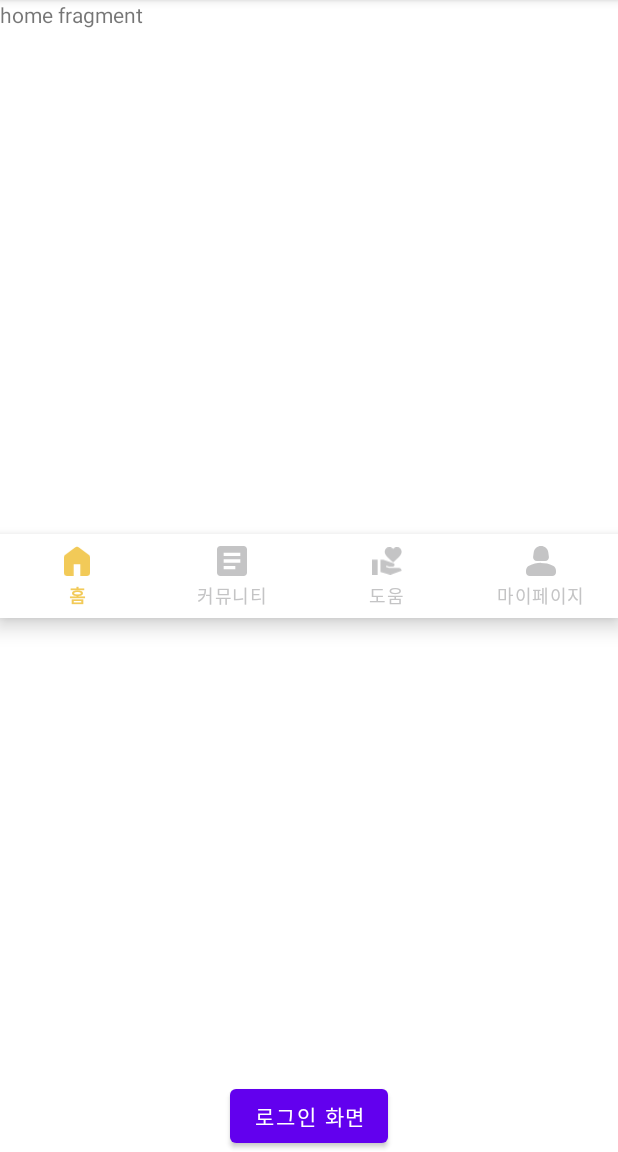
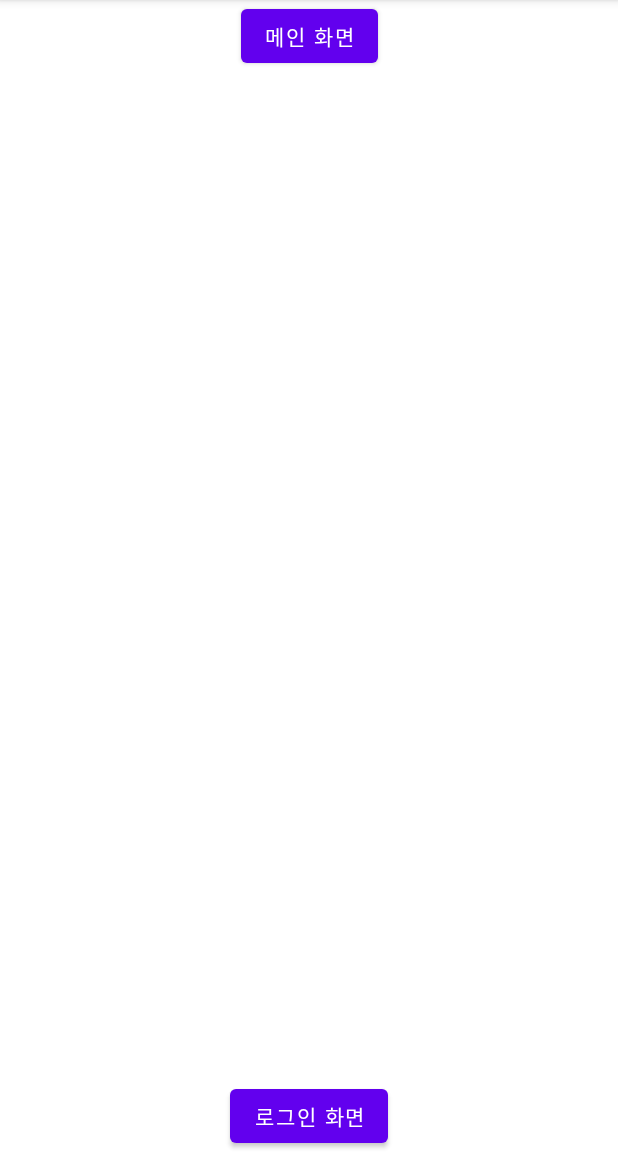
Before and after one commit to ssh09015/HugU, an Android app: the screen it shows after launch (MainActivity before the commit, StartActivity after it), on a phone screen of 412 x 824 dp, the part 84-1236 px from its top. Run offline under Robolectric (Android 15) with nearby library versions, the phone set to English and light mode, and no system bars.

Commit message:
[songha]merge_0516

```diff
--- /dev/null
+++ b/app/src/main/java/com/example/hugu/StartActivity.kt
@@ -0,0 +1,29 @@
+package com.example.hugu
+
+import android.content.Intent
+import androidx.appcompat.app.AppCompatActivity
+import android.os.Bundle
+import com.example.hugu.databinding.ActivityStartBinding
+import com.example.hugu.login.LoginActivity
+
+class StartActivity : AppCompatActivity() {
+    lateinit var viewBinding: ActivityStartBinding
+
+    override fun onCreate(savedInstanceState: Bundle?) {
+        super.onCreate(savedInstanceState)
+
+        viewBinding = ActivityStartBinding.inflate(layoutInflater)
+
+        setContentView(viewBinding.root)
+
+        viewBinding.loginBtn2.setOnClickListener{
+            val intent = Intent(this, LoginActivity::class.java)
+            this.startActivity(intent)
+        }
+
+        viewBinding.btnMain.setOnClickListener{
+            val intent = Intent(this, MainActivity::class.java)
+            this.startActivity(intent)
+        }
+    }
+}
--- /dev/null
+++ b/app/src/main/res/drawable/ic_baseline_arrow_back_24.xml
@@ -0,0 +1,5 @@
+<vector android:autoMirrored="true" android:height="24dp"
+    android:tint="#000000" android:viewportHeight="24"
+    android:viewportWidth="24" android:width="24dp" xmlns:android="http://schemas.android.com/apk/res/android">
+    <path android:fillColor="@android:color/white" android:pathData="M20,11H7.83l5.59,-5.59L12,4l-8,8 8,8 1.41,-1.41L7.83,13H20v-2z"/>
+</vector>
--- a/app/src/main/res/layout/activity_main.xml
+++ b/app/src/main/res/layout/activity_main.xml
@@ -29,17 +29,6 @@
         app:itemTextColor="@drawable/menu_selector_color"
         app:layout_constraintBottom_toBottomOf="parent"
         app:layout_constraintEnd_toEndOf="parent"
-        app:layout_constraintStart_toStartOf="parent"
-        app:layout_constraintTop_toTopOf="parent" />
-
-    <Button
-        android:id="@+id/loginBtn2"
-        android:layout_width="wrap_content"
-        android:layout_height="wrap_content"
-        android:text="로그인 화면"
-        app:layout_constraintBottom_toBottomOf="parent"
-        app:layout_constraintEnd_toEndOf="parent"
-        app:layout_constraintStart_toStartOf="parent"
-        app:layout_constraintTop_toBottomOf="@+id/textView" />
+        app:layout_constraintStart_toStartOf="parent" />
 
 </androidx.constraintlayout.widget.ConstraintLayout>
--- a/app/src/main/res/layout/activity_signup_campus.xml
+++ b/app/src/main/res/layout/activity_signup_campus.xml
@@ -24,7 +24,7 @@
                 android:layout_width="16dp"
                 android:layout_height="16dp"
                 android:background="@color/white"
-                android:src="@drawable/ic_baseline_arrow_back"
+                android:src="@drawable/ic_baseline_arrow_back_24"
                 app:layout_constraintBottom_toBottomOf="parent"
                 app:layout_constraintStart_toStartOf="parent"
                 app:layout_constraintTop_toTopOf="parent" />
--- a/app/src/main/res/layout/activity_signup_email.xml
+++ b/app/src/main/res/layout/activity_signup_email.xml
@@ -24,7 +24,7 @@
                 android:layout_width="16dp"
                 android:layout_height="16dp"
                 android:background="@color/white"
-                android:src="@drawable/ic_baseline_arrow_back"
+                android:src="@drawable/ic_baseline_arrow_back_24"
                 app:layout_constraintBottom_toBottomOf="parent"
                 app:layout_constraintStart_toStartOf="parent"
                 app:layout_constraintTop_toTopOf="parent" />
--- a/app/src/main/res/layout/activity_signup_email_code.xml
+++ b/app/src/main/res/layout/activity_signup_email_code.xml
@@ -24,7 +24,7 @@
                 android:layout_width="16dp"
                 android:layout_height="16dp"
                 android:background="@color/white"
-                android:src="@drawable/ic_baseline_arrow_back"
+                android:src="@drawable/ic_baseline_arrow_back_24"
                 app:layout_constraintBottom_toBottomOf="parent"
                 app:layout_constraintStart_toStartOf="parent"
                 app:layout_constraintTop_toTopOf="parent" />
--- a/app/src/main/res/layout/activity_signup_nickname.xml
+++ b/app/src/main/res/layout/activity_signup_nickname.xml
@@ -24,7 +24,7 @@
                 android:layout_width="16dp"
                 android:layout_height="16dp"
                 android:background="@color/white"
-                android:src="@drawable/ic_baseline_arrow_back"
+                android:src="@drawable/ic_baseline_arrow_back_24"
                 app:layout_constraintBottom_toBottomOf="parent"
                 app:layout_constraintStart_toStartOf="parent"
                 app:layout_constraintTop_toTopOf="parent" />
--- a/app/src/main/res/layout/activity_signup_pwd.xml
+++ b/app/src/main/res/layout/activity_signup_pwd.xml
@@ -24,7 +24,7 @@
                 android:layout_width="16dp"
                 android:layout_height="16dp"
                 android:background="@color/white"
-                android:src="@drawable/ic_baseline_arrow_back"
+                android:src="@drawable/ic_baseline_arrow_back_24"
                 app:layout_constraintBottom_toBottomOf="parent"
                 app:layout_constraintStart_toStartOf="parent"
                 app:layout_constraintTop_toTopOf="parent" />
--- /dev/null
+++ b/app/src/main/res/layout/activity_start.xml
@@ -0,0 +1,27 @@
+<?xml version="1.0" encoding="utf-8"?>
+<androidx.constraintlayout.widget.ConstraintLayout xmlns:android="http://schemas.android.com/apk/res/android"
+    xmlns:app="http://schemas.android.com/apk/res-auto"
+    xmlns:tools="http://schemas.android.com/tools"
+    android:layout_width="match_parent"
+    android:layout_height="match_parent"
+    tools:context=".StartActivity">
+
+    <Button
+        android:id="@+id/loginBtn2"
+        android:layout_width="wrap_content"
+        android:layout_height="wrap_content"
+        android:text="로그인 화면"
+        app:layout_constraintBottom_toBottomOf="parent"
+        app:layout_constraintEnd_toEndOf="parent"
+        app:layout_constraintStart_toStartOf="parent" />
+
+    <Button
+        android:id="@+id/btn_main"
+        android:layout_width="wrap_content"
+        android:layout_height="wrap_content"
+        android:text="메인 화면"
+        app:layout_constraintTop_toTopOf="parent"
+        app:layout_constraintEnd_toEndOf="parent"
+        app:layout_constraintStart_toStartOf="parent" />
+
+</androidx.constraintlayout.widget.ConstraintLayout>
--- a/app/src/main/res/layout/fragment_page.xml
+++ b/app/src/main/res/layout/fragment_page.xml
@@ -33,7 +33,7 @@
             android:layout_width="68dp"
             android:layout_height="68dp"
             android:src="@drawable/page_profile"
-            android:layout_marginStart="20dp"
+            android:layout_marginStart="32dp"
             app:layout_constraintStart_toStartOf="parent"
             app:layout_constraintTop_toTopOf="parent"
             app:layout_constraintBottom_toBottomOf="parent"/>
```
Also changed, not shown: app/src/main/AndroidManifest.xml (+12 -4 lines), app/src/main/java/com/example/hugu/MainActivity.kt (+2 -6 lines).
